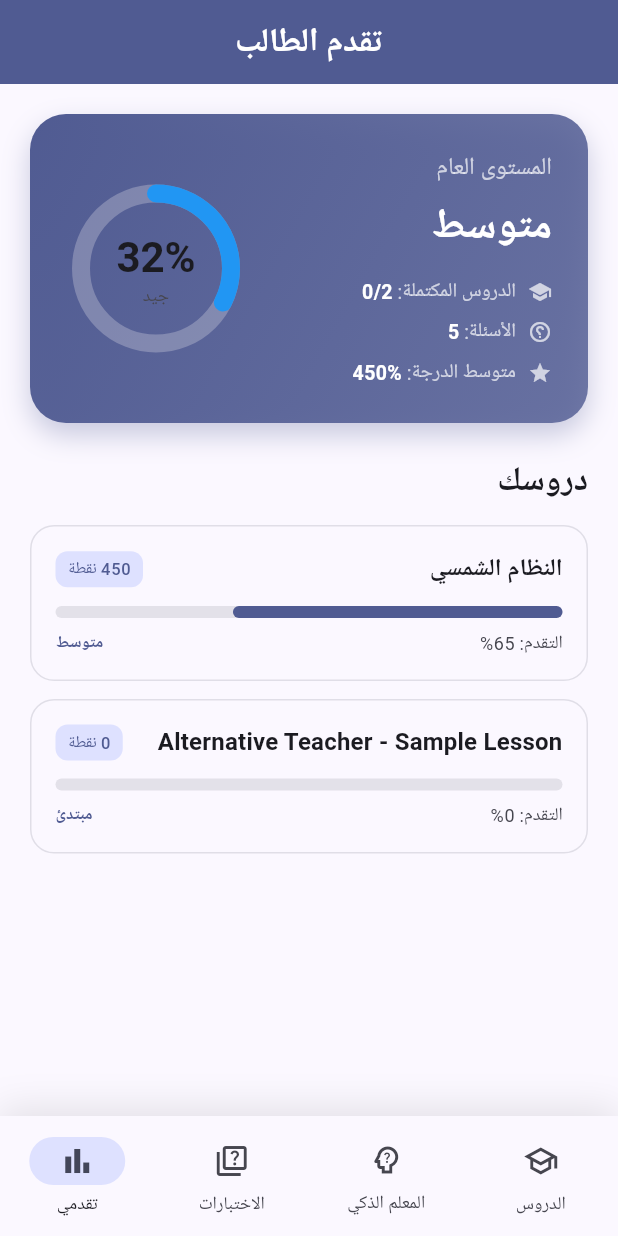
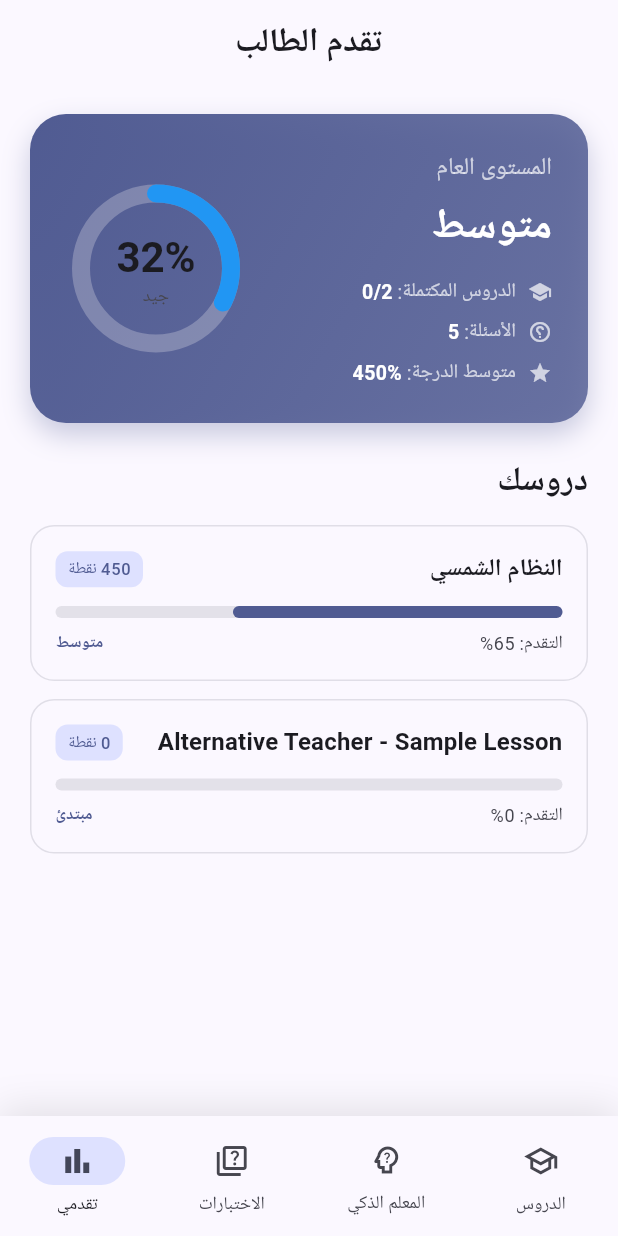
Before and after one commit to mohamed352/Global-Smart-Education-Platform, a Flutter app: the screen it shows after launch, item 4 of the bottom bar chosen, on a phone screen of 412 x 824 dp. Run offline on Flutter 3.47's test engine with Material 3 defaults, Android fonts, the phone set to English and light mode, and no system bars; our stand-ins replace audioplayers, cloud_firestore, connectivity_plus, drift, firebase_core, flutter_bloc and 6 more; missing offline and left inert: flutter_gemma; accounts and stored records are empty; generated files the repository leaves out were written again.

Commit message:
feat: implement student progress page to display overall and lesson-specific progress with mastery levels.

```diff
--- a/lib/features/education/presentation/pages/student_progress_page.dart
+++ b/lib/features/education/presentation/pages/student_progress_page.dart
@@ -23,11 +23,13 @@ class StudentProgressPage extends StatelessWidget {
             title: const Text(
               'تقدم الطالب',
               style: TextStyle(fontWeight: FontWeight.bold),
+
             ),
             centerTitle: true,
             elevation: 0,
-            backgroundColor: theme.colorScheme.primary,
-            foregroundColor: theme.colorScheme.onPrimary,
+        scrolledUnderElevation: 2,
+            backgroundColor: theme.colorScheme.surface,
+
           ),
           body: BlocBuilder<StudentProgressCubit, StudentProgressState>(
             builder: (context, state) {
```
